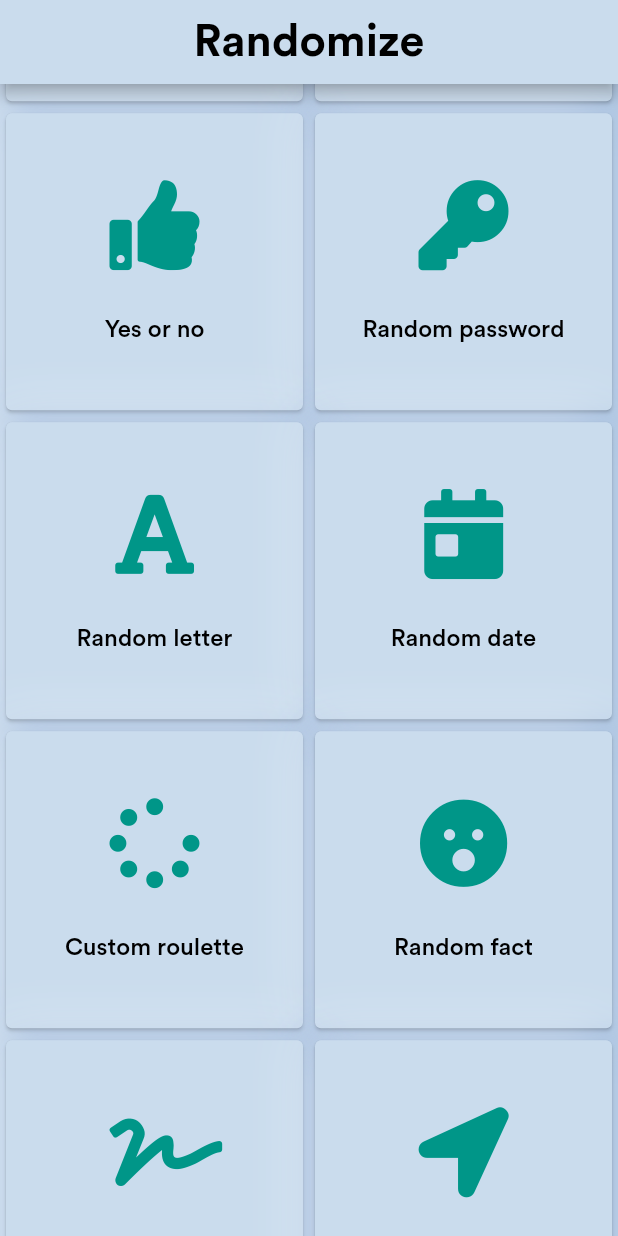
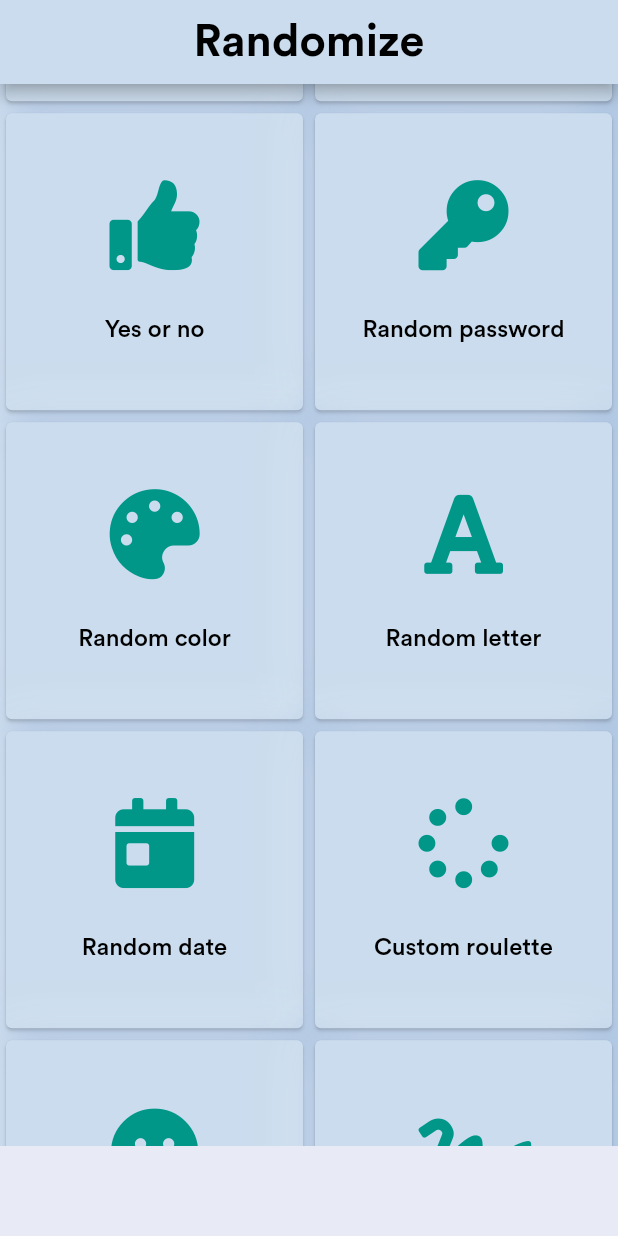
Before and after one commit to AniketSindhu/randomize, a Flutter app: the screen it shows after launch, scrolled down 576 dp, on a phone screen of 412 x 824 dp. Run offline on Flutter 3.47's test engine with Material 2 defaults, Android fonts, the phone set to English and light mode, and no system bars; our stand-ins replace auto_size_text, flutter_icons, flutter_svg, google_maps_flutter; missing offline and left inert: firebase_admob, flare_splash_screen, flutter_spinning_wheel, mock_data; accounts and stored records are empty; network calls fail.

```diff
--- a/lib/card.dart
+++ b/lib/card.dart
@@ -1,9 +1,10 @@
-
+import 'package:firebase_admob/firebase_admob.dart';
 import 'package:flutter/material.dart';
 import 'package:randomize/config/colors.dart';
 import 'cardName.dart';
 import 'roulette.dart';
 import 'methods.dart';
+import 'globals.dart'as globals;
 
 class Cards extends StatefulWidget {
   const Cards({Key key, this.choice}) : super(key: key);
@@ -13,6 +14,23 @@ class Cards extends StatefulWidget {
 }
 
 class _CardsState extends State<Cards> {
+
+
+  InterstitialAd _interstitialAd;
+  static const MobileAdTargetingInfo targetingInfo=MobileAdTargetingInfo(
+  testDevices:<String>[],
+  nonPersonalizedAds: true,
+  );
+
+  InterstitialAd CreateInterstitialAd(){
+    return InterstitialAd(
+      adUnitId: 'ca-app-pub-8295782880270632/6252909088',
+      targetingInfo: targetingInfo,
+      listener: (MobileAdEvent event){
+          print("InterstitialAd $event");
+        }
+      );
+    }
 
   detectTap(Choice choice,BuildContext context){
     switch (choice.title) {
@@ -46,15 +64,32 @@ class _CardsState extends State<Cards> {
         break;
       case "Custom roulette":Navigator.push(context,MaterialPageRoute(builder: (context)=>Ask()));
         break;
+      case "Random color":color(context);
+        break;
 
       default:
     }
   }
-
+  void initState(){
+    super.initState();
+     FirebaseAdMob.instance.initialize(appId: 'ca-app-pub-8295782880270632~5809770541');
+     _interstitialAd=CreateInterstitialAd()..load();
+  }
+  @override
+  void dispose() {
+    super.dispose();
+    _interstitialAd.dispose();
+  }
   @override
   Widget build(BuildContext context) {
     return InkWell(
-      onTap: ()=>{detectTap(widget.choice,context)},
+      onTap: (){
+        globals.count++;
+        print(globals.count);
+        detectTap(widget.choice,context);
+        if(globals.count%3==0)
+        {CreateInterstitialAd()..load()..show();}
+      },
       child: Container(
         decoration: BoxDecoration(boxShadow: AppColors.neumorpShadow),
         child: Card(
--- a/lib/cardName.dart
+++ b/lib/cardName.dart
@@ -16,6 +16,7 @@ import 'package:flutter_icons/flutter_icons.dart';
     const Choice(title: 'Random card', icon: Icon(FlutterIcons.cards_playing_outline_mco,color: Colors.teal,size: 60,)),
     const Choice(title: 'Yes or no', icon: Icon(FlutterIcons.thumbs_up_faw5s,color: Colors.teal,size: 60,)),
     const Choice(title: 'Random password', icon: Icon(FlutterIcons.key_faw5s,color: Colors.teal,size: 60,)),
+    const Choice(title: 'Random color', icon:Icon(FlutterIcons.palette_faw5s,color: Colors.teal,size: 60,) ),
     const Choice(title: 'Random letter', icon: Icon(FlutterIcons.font_faw5s,color: Colors.teal,size: 60,)),
     const Choice(title: 'Random date', icon: Icon(FlutterIcons.calendar_day_faw5s,color: Colors.teal,size: 60,)),
     const Choice(title: 'Custom roulette', icon: Icon(FlutterIcons.spinner_faw5s,color: Colors.teal,size: 60,)),
--- a/lib/globals.dart
+++ b/lib/globals.dart
@@ -3,6 +3,7 @@ import 'data/Movies.dart';
 import 'data/games.dart';
 
   String deckId;
+  int count=1;
   int remaining=52;
   List list;
   String image;
--- a/lib/hompePage.dart
+++ b/lib/hompePage.dart
@@ -9,7 +9,7 @@ import 'dart:convert';
 import 'package:auto_size_text/auto_size_text.dart';
 import 'globals.dart'as globals;
 import 'APIs.dart';
-
+import 'package:firebase_admob/firebase_admob.dart';
 
 class HomePage extends StatefulWidget {
   @override
@@ -19,6 +19,24 @@ class HomePage extends StatefulWidget {
 class _HomePageState extends State<HomePage> {
 
   Future<Quotes> quotes;
+
+  BannerAd _bannerAd;
+
+  static const MobileAdTargetingInfo targetingInfo=MobileAdTargetingInfo(
+  testDevices:<String>[],
+  nonPersonalizedAds: true,
+  );
+
+  BannerAd CreateBannerAd(){
+    return BannerAd(
+      adUnitId: 'ca-app-pub-8295782880270632/6775367851',
+      size: AdSize.fullBanner,
+      targetingInfo: targetingInfo,
+      listener: (MobileAdEvent event){
+        print("banner ad $event");
+      }
+    );
+  }
 
   Future<Quotes> fetchQuotes() async {
   final response = await http.get('https://api.forismatic.com/api/1.0/?method=getQuote&lang=en&format=json');
@@ -36,7 +54,9 @@ class _HomePageState extends State<HomePage> {
 
   void initState(){
     super.initState();
+
     quotes=fetchQuotes();
+
     fetchDeck().then((data) {
       globals.deckId=data.deckId;
       fetchCard(globals.deckId).then((data1) {
@@ -44,6 +64,10 @@ class _HomePageState extends State<HomePage> {
         globals.remaining=data1.remaining;
       });
     });
+
+    FirebaseAdMob.instance.initialize(appId: 'ca-app-pub-8295782880270632~5809770541');
+    _bannerAd=CreateBannerAd()..load()..show();
+
     fetchMovie(true);
     fetchFact().then((value) {
       globals.fact=value.fact;
@@ -52,10 +76,18 @@ class _HomePageState extends State<HomePage> {
     fetchGame();
   }
 @override
+  void dispose(){
+    _bannerAd..dispose();
+    super.dispose();
+  }
+  @override
   Widget build(BuildContext context) {
     var height=SizeConfig.getHeight(context);
     var width=SizeConfig.getWidth(context);
-    return Scaffold(
+    return Column(
+      children: <Widget>[
+        Expanded(
+          child: Scaffold(
             body:CustomScrollView(
               slivers: <Widget>[
                 SliverAppBar(
@@ -107,5 +139,12 @@ class _HomePageState extends State<HomePage> {
             )
           ]
   ),
-  backgroundColor: AppColors.primaryWhite,);
+  backgroundColor: AppColors.primaryWhite,),
+        ),
+        Container(
+          height:60,
+          color:Colors.indigo[50]
+        )
+      ],
+    );
 }}
--- a/lib/main.dart
+++ b/lib/main.dart
@@ -6,7 +6,7 @@ void main() {
 }
 
 class MyApp extends StatelessWidget {
-  // This widget is the root of your application.
+
   @override
   Widget build(BuildContext context) {
     return MaterialApp(
--- a/pubspec.yaml
+++ b/pubspec.yaml
@@ -36,7 +36,8 @@ dependencies:
   google_maps_flutter: ^0.5.27+3
   flutter_spinning_wheel : ^1.1.0
   flare_splash_screen: ^3.0.1
-
+  firebase_admob: ^0.9.3+2
+  flutter_launcher_icons: "^0.7.0"
 dev_dependencies:
   flutter_test:
     sdk: flutter
```
Also changed, not shown: flutter_launcher_icons.yaml (added, +7 -0 lines), lib/methods.dart (+55 -0 lines), lib/roulette.dart (+9 -3 lines), assets/icon.png (added), pubspec.lock, 30 other files. Lines whose indentation alone changed are shown as unchanged.
